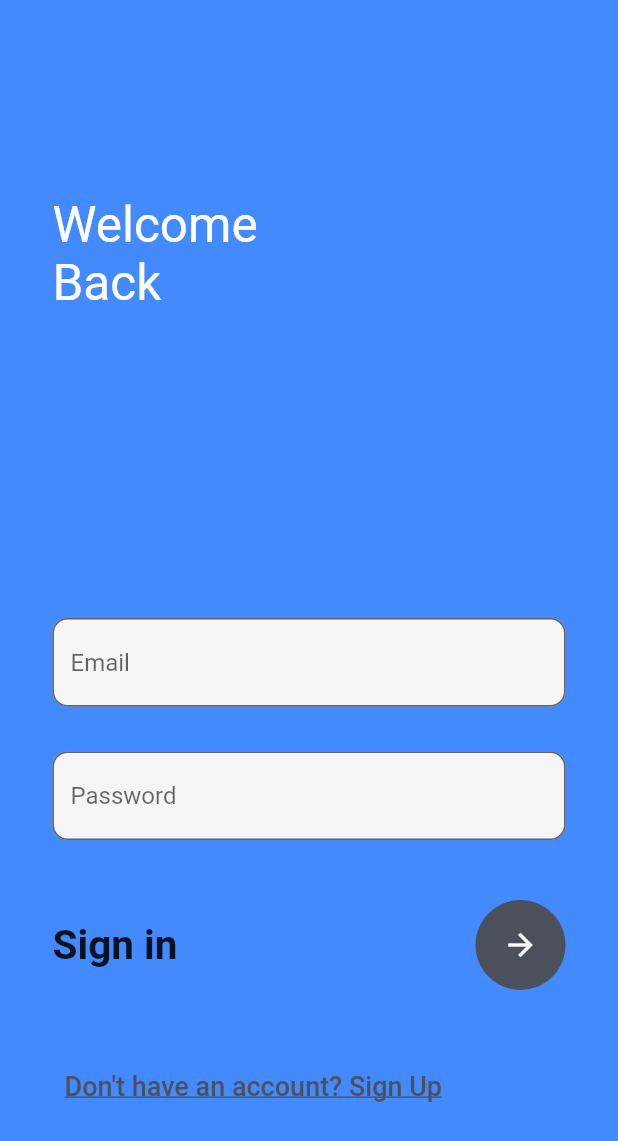
After one commit to SmartShala/SmartShala_frontend-Flutter-, a Flutter app: the screen it shows after launch, on a phone screen of 412 x 824 dp. The commit adds this screen. Shown: the top 1141 px of the screen. Run offline on Flutter 3.47's test engine with Material 2 defaults, Android fonts, the phone set to English and light mode, and no system bars; our stand-ins replace animated_splash_screen, camera, image_picker, shared_preferences; missing offline and left inert: edge_detection.

Commit message:
feat: add login validation

```diff
--- a/lib/Views/login.dart
+++ b/lib/Views/login.dart
@@ -1,4 +1,8 @@
 import 'package:flutter/material.dart';
+import 'package:shared_preferences/shared_preferences.dart';
+import '../api/login_api.dart';
+import '../progress_hud.dart';
+import '../models/login_model.dart';
 import '../utils/validators.dart' as valid;
 
 /*
@@ -21,6 +25,7 @@ class _LoginViewState extends State<LoginView> {
   final _emailCtrl = TextEditingController();
   final _passCtrl = TextEditingController();
   final _formkey = GlobalKey<FormState>();
+  bool _isApiCallInProgress = false;
 
   @override
   void dispose() {
@@ -31,6 +36,14 @@ class _LoginViewState extends State<LoginView> {
 
   @override
   Widget build(BuildContext context) {
+    return ProgressHUD(
+      inAsyncCall: _isApiCallInProgress,
+      opacity: 0.3,
+      child: _uiSetup(context),
+    );
+  }
+
+  Widget _uiSetup(BuildContext context) {
     return Scaffold(
       backgroundColor: Colors.blueAccent,
       body: Stack(children: [
@@ -124,7 +137,27 @@ class _LoginViewState extends State<LoginView> {
 
   void loginCallback() {
     if (_formkey.currentState!.validate()) {
-      Navigator.of(context).pushReplacementNamed('/mainpage/');
+      setState(() {
+        _isApiCallInProgress = true;
+      });
+
+      LoginApi loginApi = LoginApi();
+      loginApi
+          .login(LoginRequestModel(
+              email: _emailCtrl.text.trim(), password: _passCtrl.text))
+          .then((value) {
+        setState(() {
+          _isApiCallInProgress = false;
+        });
+        if (value.access.isNotEmpty) {
+          ScaffoldMessenger.of(context)
+              .showSnackBar(const SnackBar(content: Text('Login Successful')));
+          Navigator.of(context).pushReplacementNamed('/mainpage/');
+        } else {
+          ScaffoldMessenger.of(context).showSnackBar(
+              const SnackBar(content: Text('User not registered')));
+        }
+      });
     }
   }
 
--- /dev/null
+++ b/lib/models/login_model.dart
@@ -0,0 +1,59 @@
+import 'dart:convert';
+
+// ---------------  LOGIN RESPONSE MODEL  ---------------- //
+
+LoginResponseModel loginResponseModelFromJson(String str) =>
+    LoginResponseModel.fromJson(json.decode(str));
+
+String loginResponseModelToJson(LoginResponseModel data) =>
+    json.encode(data.toJson());
+
+class LoginResponseModel {
+  LoginResponseModel({
+    required this.refresh,
+    required this.access,
+  });
+
+  String refresh;
+  String access;
+
+  factory LoginResponseModel.fromJson(Map<String, dynamic> json) =>
+      LoginResponseModel(
+        refresh: json["refresh"],
+        access: json["access"],
+      );
+
+  Map<String, dynamic> toJson() => {
+        "refresh": refresh,
+        "access": access,
+      };
+}
+
+// ---------------  LOGIN REQUEST MODEL  ---------------- //
+
+LoginRequestModel loginRequestModelFromJson(String str) =>
+    LoginRequestModel.fromJson(json.decode(str));
+
+String loginRequestModelToJson(LoginRequestModel data) =>
+    json.encode(data.toJson());
+
+class LoginRequestModel {
+  LoginRequestModel({
+    required this.email,
+    required this.password,
+  });
+
+  String email;
+  String password;
+
+  factory LoginRequestModel.fromJson(Map<String, dynamic> json) =>
+      LoginRequestModel(
+        email: json["email"],
+        password: json["password"],
+      );
+
+  Map<String, dynamic> toJson() => {
+        "email": email.trim(),
+        "password": password.trim(),
+      };
+}
--- /dev/null
+++ b/lib/progress_hud.dart
@@ -0,0 +1,39 @@
+import 'package:flutter/material.dart';
+
+class ProgressHUD extends StatelessWidget {
+  final Widget child;
+  final bool inAsyncCall;
+  final double opacity;
+  final Color color;
+  final Animation<Color>? valueColor;
+
+  const ProgressHUD({
+    Key? key,
+    required this.child,
+    required this.inAsyncCall,
+    this.opacity = 0.3,
+    this.color = Colors.grey,
+    this.valueColor,
+  }) : super(key: key);
+
+  @override
+  Widget build(BuildContext context) {
+    List<Widget> widgetList = [];
+    widgetList.add(child);
+    if (inAsyncCall) {
+      final modal = Stack(
+        children: [
+          Opacity(
+            opacity: opacity,
+            child: ModalBarrier(dismissible: false, color: color),
+          ),
+          const Center(child: CircularProgressIndicator()),
+        ],
+      );
+      widgetList.add(modal);
+    }
+    return Stack(
+      children: widgetList,
+    );
+  }
+}
```
Also changed, not shown: lib/api/login_api.dart (added, +22 -0 lines), lib/api/register_api.dart (added).
